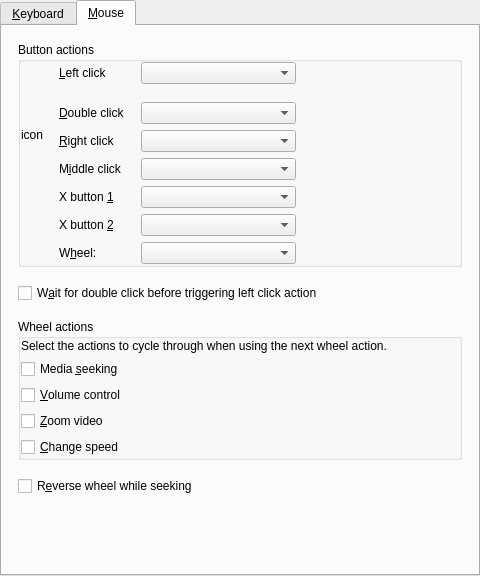
The window that src/gui/pref/input.ui (wilbert2000/wzplayer) describes before a commit, drawn with Qt 5.
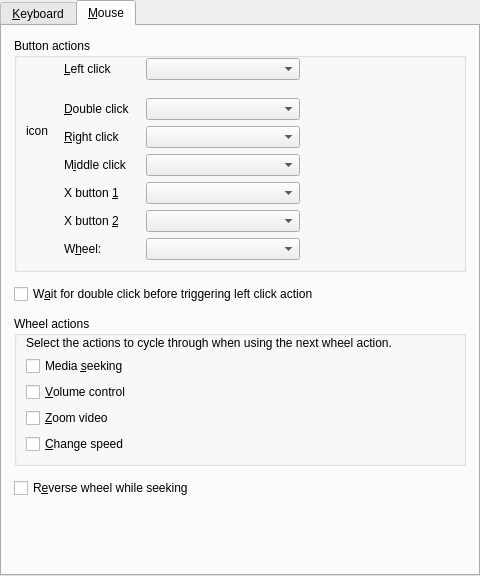
The same window after the commit. The open tabs and pages were chosen to show the change. Custom widgets are drawn as their Qt base class.

```diff
--- a/src/gui/pref/input.ui
+++ b/src/gui/pref/input.ui
@@ -112,10 +112,10 @@
       </attribute>
       <layout class="QVBoxLayout">
        <property name="spacing">
-        <number>16</number>
+        <number>12</number>
        </property>
        <property name="margin">
-        <number>16</number>
+        <number>12</number>
        </property>
        <item>
         <widget class="QGroupBox" name="button_group">
@@ -126,18 +126,9 @@
           <bool>true</bool>
          </property>
          <layout class="QGridLayout" name="gridLayout">
-          <property name="leftMargin">
-           <number>0</number>
-          </property>
           <property name="topMargin">
            <number>0</number>
           </property>
-          <property name="rightMargin">
-           <number>8</number>
-          </property>
-          <property name="bottomMargin">
-           <number>0</number>
-          </property>
           <property name="horizontalSpacing">
            <number>16</number>
           </property>
@@ -326,18 +317,9 @@
           <bool>true</bool>
          </property>
          <layout class="QVBoxLayout" name="verticalLayout_2">
-          <property name="leftMargin">
-           <number>0</number>
-          </property>
           <property name="topMargin">
            <number>0</number>
           </property>
-          <property name="rightMargin">
-           <number>8</number>
-          </property>
-          <property name="bottomMargin">
-           <number>0</number>
-          </property>
           <item>
            <widget class="QLabel" name="wheel_functions_label">
             <property name="sizePolicy">
```
